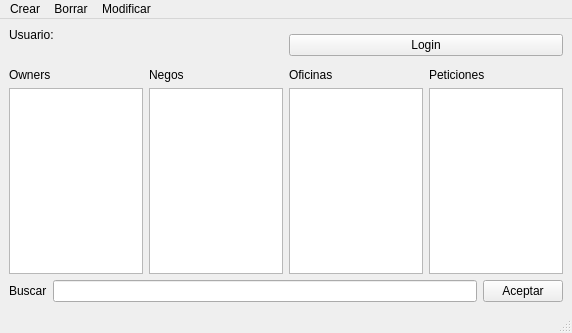
Above: source/mainwindow.ui from hugo19941994/ViajeFacil before the change. Below: the same form after it.
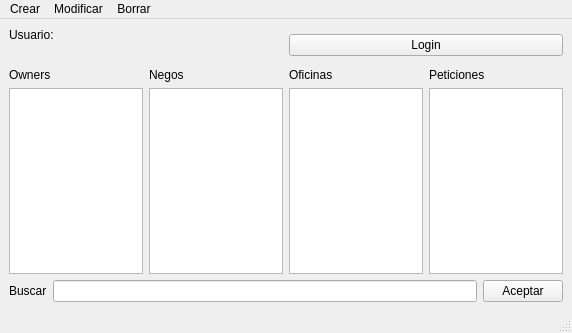
That is the form after the change.

Commit message: Borrar oficinas y peticiones

Diff of the .ui file:
```diff
--- a/source/mainwindow.ui
+++ b/source/mainwindow.ui
@@ -169,8 +169,8 @@
     <addaction name="actionModPeticion"/>
    </widget>
    <addaction name="menuCrear"/>
-   <addaction name="menuBorrar"/>
    <addaction name="menuModificar"/>
+   <addaction name="menuBorrar"/>
   </widget>
   <widget class="QStatusBar" name="statusbar"/>
   <action name="actionCreNego">
```
The commit also changes 5 other files.
